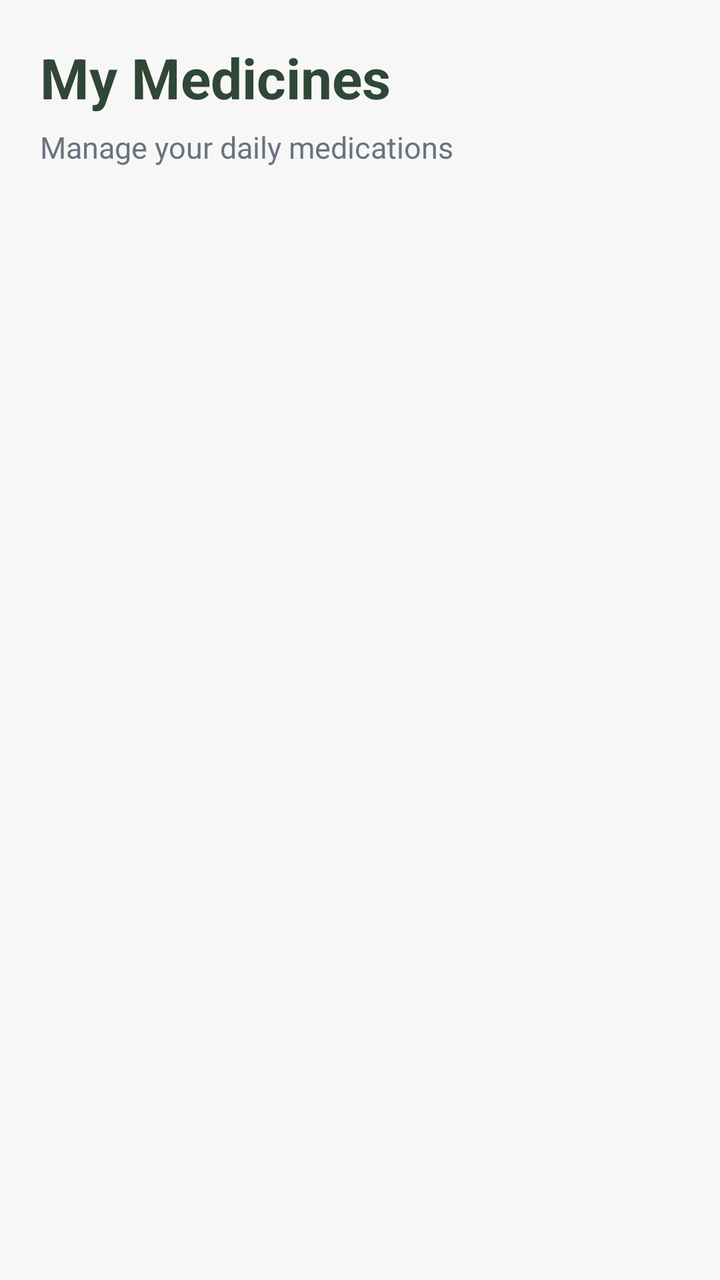
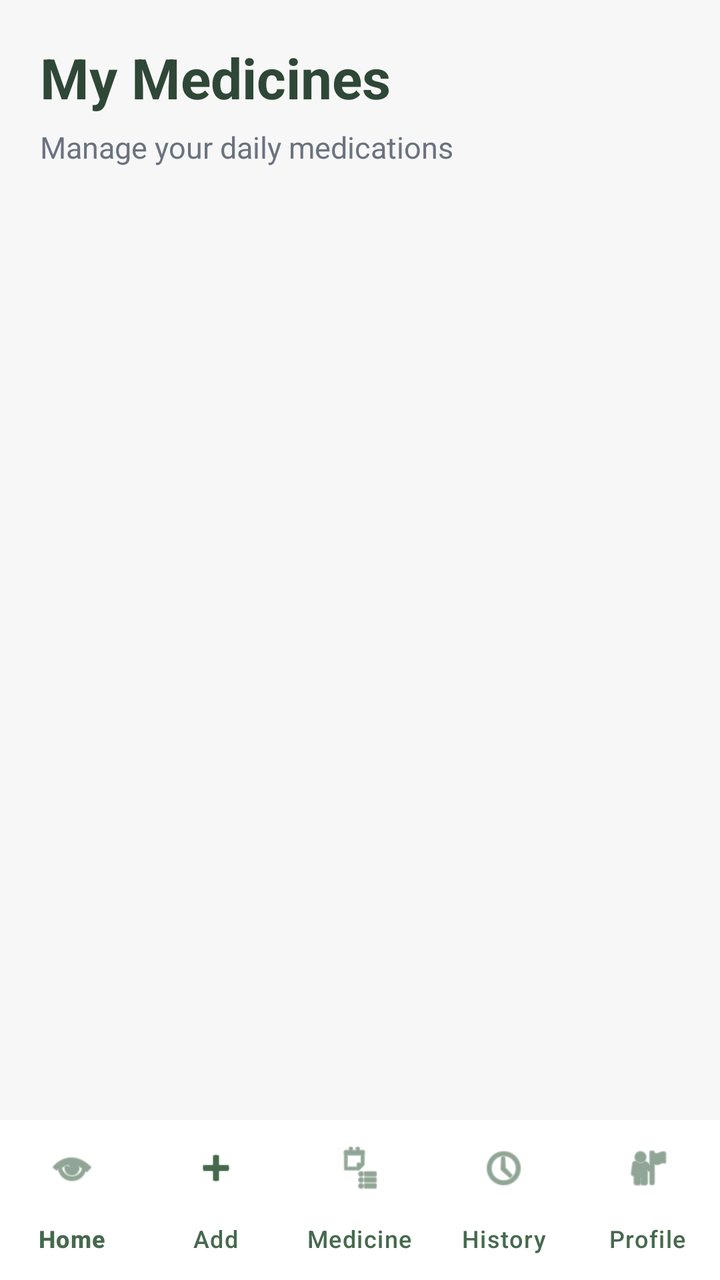

Compare the two renders of this Android layout. The source of the first and the diff that turns it into the second are given below.
<!-- AndroidManifest.xml: application theme Theme.SmartMedicineManager -->
<!-- res/layout/activity_view_medicines.xml -->
<?xml version="1.0" encoding="utf-8"?>
<LinearLayout xmlns:android="http://schemas.android.com/apk/res/android"
    android:layout_width="match_parent"
    android:layout_height="match_parent"
    android:orientation="vertical"
    android:background="@color/lightBackground"
    android:padding="20dp">

    <TextView
        android:layout_width="wrap_content"
        android:layout_height="wrap_content"
        android:text="My Medicines"
        android:textSize="28sp"
        android:textStyle="bold"
        android:textColor="@color/darkGreenText" />

    <TextView
        android:layout_width="wrap_content"
        android:layout_height="wrap_content"
        android:text="Manage your daily medications"
        android:textSize="15sp"
        android:textColor="@color/softGray"
        android:layout_marginTop="6dp"
        android:layout_marginBottom="18dp" />

    <ListView
        android:id="@+id/listViewMedicines"
        android:layout_width="match_parent"
        android:layout_height="match_parent"
        android:background="@color/lightBackground"
        android:divider="@android:color/transparent"
        android:dividerHeight="12dp" />

    <Button
        android:id="@+id/btnDeleteMedicine"
        android:layout_width="match_parent"
        android:layout_height="48dp"
        android:layout_marginTop="12dp"
        android:background="@drawable/button_green_bg"
        android:backgroundTint="@null"
        android:text="Delete"
        android:textAllCaps="false"
        android:textColor="@color/white" />

</LinearLayout>
<!-- resources referenced by this layout -->
<resources>
  <color name="darkGreenText">#2F4737</color>
  <color name="lightBackground">#F7F7F7</color>
  <color name="softGray">#6B7280</color>
  <color name="white">#FFFFFF</color>
  <!-- drawable button_green_bg (drawable) -->
  <?xml version="1.0" encoding="utf-8"?>
  <shape xmlns:android="http://schemas.android.com/apk/res/android">
      <solid android:color="@color/darkGreen" />
      <corners android:radius="18dp" />
  </shape>
  <style name="Theme.SmartMedicineManager" parent="Theme.Material3.Light.NoActionBar">
  
          
          <item name="colorPrimary">@color/darkGreen</item>
          <item name="colorOnPrimary">@color/white</item>
  
          
          <item name="android:colorBackground">@color/lightBackground</item>
  
          
          <item name="colorSecondary">@color/darkGreen</item>
  
      </style>
  <color name="darkGreen">#46694E</color>
</resources>

<!-- the commit's change to res/layout/activity_view_medicines.xml (unified diff, before → after) -->
@@ -1,45 +1,53 @@
 <?xml version="1.0" encoding="utf-8"?>
 <LinearLayout xmlns:android="http://schemas.android.com/apk/res/android"
+    xmlns:app="http://schemas.android.com/apk/res-auto"
     android:layout_width="match_parent"
     android:layout_height="match_parent"
     android:orientation="vertical"
-    android:background="@color/lightBackground"
-    android:padding="20dp">
+    android:background="@color/lightBackground">
 
-    <TextView
-        android:layout_width="wrap_content"
-        android:layout_height="wrap_content"
-        android:text="My Medicines"
-        android:textSize="28sp"
-        android:textStyle="bold"
-        android:textColor="@color/darkGreenText" />
+    <LinearLayout
+        android:layout_width="match_parent"
+        android:layout_height="0dp"
+        android:layout_weight="1"
+        android:orientation="vertical"
+        android:padding="20dp">
 
-    <TextView
-        android:layout_width="wrap_content"
-        android:layout_height="wrap_content"
-        android:text="Manage your daily medications"
-        android:textSize="15sp"
-        android:textColor="@color/softGray"
-        android:layout_marginTop="6dp"
-        android:layout_marginBottom="18dp" />
+        <TextView
+            android:layout_width="wrap_content"
+            android:layout_height="wrap_content"
+            android:text="My Medicines"
+            android:textSize="28sp"
+            android:textStyle="bold"
+            android:textColor="@color/darkGreenText" />
 
-    <ListView
-        android:id="@+id/listViewMedicines"
+        <TextView
+            android:layout_width="wrap_content"
+            android:layout_height="wrap_content"
+            android:text="Manage your daily medications"
+            android:textSize="15sp"
+            android:textColor="@color/softGray"
+            android:layout_marginTop="6dp"
+            android:layout_marginBottom="18dp" />
+
+        <ListView
+            android:id="@+id/listViewMedicines"
+            android:layout_width="match_parent"
+            android:layout_height="match_parent"
+            android:background="@color/lightBackground"
+            android:divider="@android:color/transparent"
+            android:dividerHeight="12dp" />
+
+    </LinearLayout>
+
+    <com.google.android.material.bottomnavigation.BottomNavigationView
+        android:id="@+id/bottomNav"
         android:layout_width="match_parent"
-        android:layout_height="match_parent"
-        android:background="@color/lightBackground"
-        android:divider="@android:color/transparent"
-        android:dividerHeight="12dp" />
-
-    <Button
-        android:id="@+id/btnDeleteMedicine"
-        android:layout_width="match_parent"
-        android:layout_height="48dp"
-        android:layout_marginTop="12dp"
-        android:background="@drawable/button_green_bg"
-        android:backgroundTint="@null"
-        android:text="Delete"
-        android:textAllCaps="false"
-        android:textColor="@color/white" />
+        android:layout_height="80dp"
+        android:background="@android:color/white"
+        app:itemIconTint="@color/darkGreen"
+        app:itemTextColor="@color/darkGreen"
+        app:labelVisibilityMode="labeled"
+        app:menu="@menu/bottom_menu" />
 
 </LinearLayout>
<!-- resource entries referenced after the edit -->
@@ -4,12 +4,6 @@
   <color name="lightBackground">#F7F7F7</color>
   <color name="softGray">#6B7280</color>
   <color name="white">#FFFFFF</color>
-  <!-- drawable button_green_bg (drawable) -->
-  <?xml version="1.0" encoding="utf-8"?>
-  <shape xmlns:android="http://schemas.android.com/apk/res/android">
-      <solid android:color="@color/darkGreen" />
-      <corners android:radius="18dp" />
-  </shape>
   <style name="Theme.SmartMedicineManager" parent="Theme.Material3.Light.NoActionBar">
   
           
